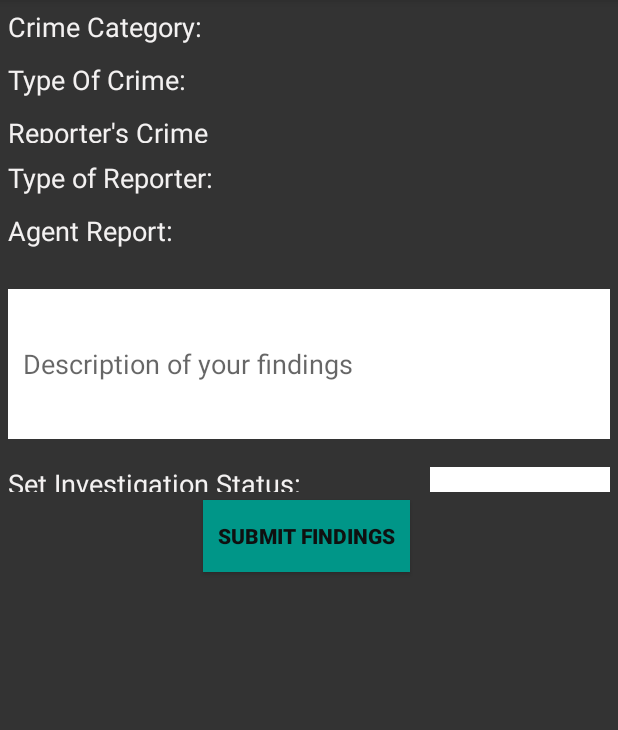
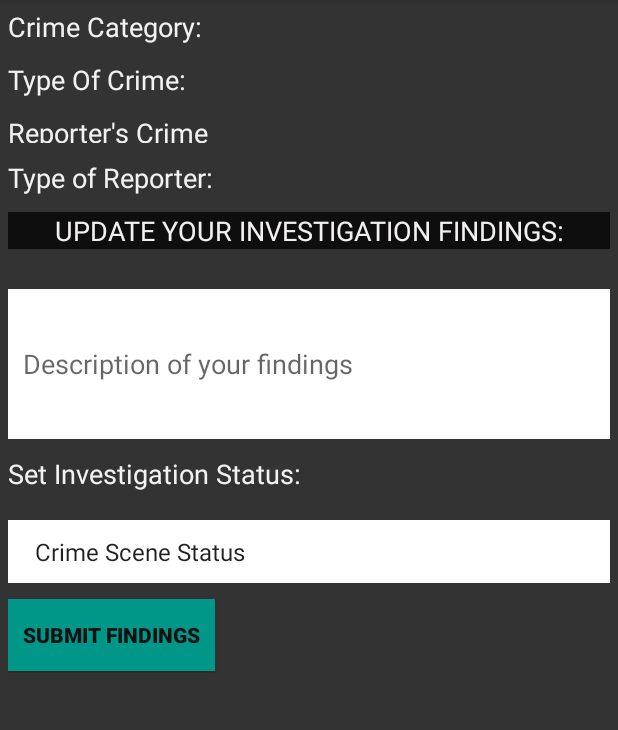
Before and after one commit to Jonnybuoy/Tujilinde, an Android app: the fragment AgentReceivedCrimeDetails placed in its activity, on a phone screen of 412 x 824 dp, the part 84-814 px from its top. Run offline under Robolectric (Android 15) with nearby library versions, the phone set to English and light mode, and no system bars; our stand-ins replace Firebase (no records; nobody signed in at launch, a user with empty details on screens opened directly); libraries missing offline, so code that uses them is left out: com.firebase.geofire; Roboto replaces fonts that are not available here; 2 statements that could not run were skipped.

Commit message:
Modify layout for agent received crime details.

```diff
--- a/app/src/main/java/com/example/tujilinde/AgentReceivedCrimeDetails.java
+++ b/app/src/main/java/com/example/tujilinde/AgentReceivedCrimeDetails.java
@@ -69,9 +69,9 @@ public class AgentReceivedCrimeDetails extends Fragment {
         mFindingsSubmit = mView.findViewById(R.id.findingsSubmitBtn);
 
         final List<String> reportStatus = new ArrayList<>();
-        reportStatus.add(0, "Set Crime Case Status");
+        reportStatus.add(0, "Crime Scene Status");
         reportStatus.add(1, "Under Investigation");
-        reportStatus.add(2, "Investigation Pending Outcome");
+        reportStatus.add(2, "False Crime Scene");
         reportStatus.add(3, "Investigation Closed");
 
         ArrayAdapter<String> dataAdapter1;
@@ -82,7 +82,7 @@ public class AgentReceivedCrimeDetails extends Fragment {
         mStatusCrime.setOnItemSelectedListener(new AdapterView.OnItemSelectedListener() {
             @Override
             public void onItemSelected(AdapterView<?> parent, View view, int position, long id) {
-                if(parent.getItemAtPosition(position).equals("Set Crime Case Status")){
+                if(parent.getItemAtPosition(position).equals("Crime Scene Status")){
                     mStatusCrime.setPrompt("You need to choose a selection");
                 }
                 else {
--- a/app/src/main/res/layout/agent_received_crime_details.xml
+++ b/app/src/main/res/layout/agent_received_crime_details.xml
@@ -124,9 +124,12 @@
 
             android:layout_width="match_parent"
             android:layout_height="match_parent"
+            android:layout_gravity="center"
             android:layout_weight="1"
+            android:background="#0E0E0E"
+            android:gravity="center"
             android:singleLine="true"
-            android:text="Agent Report:  "
+            android:text="UPDATE YOUR INVESTIGATION FINDINGS:"
             android:textAppearance="?android:attr/textAppearanceMedium"
             android:textColor="#F7FAF8F8" />
 
@@ -174,24 +177,47 @@
             android:textAppearance="?android:attr/textAppearanceMedium"
             android:textColor="#F7FAF8F8" />
 
+
+
+    </LinearLayout>
+
+    <LinearLayout
+        android:layout_width="match_parent"
+        android:layout_height="wrap_content"
+        android:orientation="horizontal"
+        android:padding="5dp"
+        android:weightSum="1">
+
         <Spinner
             android:id="@+id/spinnerStatus"
-            android:layout_width="wrap_content"
-            android:layout_height="match_parent"
+            android:layout_width="match_parent"
+            android:layout_height="wrap_content"
             android:layout_marginTop="8dp"
             android:layout_weight="1"
             android:background="@color/common_google_signin_btn_text_dark_default"
             android:dropDownWidth="wrap_content"
             android:ems="15"
-            android:hint="Set Crime Case Status"
+            android:hint="Set Crime Scene Status"
             android:padding="10dp"
             android:textColor="@android:color/black" />
 
 
 
 
+
+
     </LinearLayout>
 
+
+
+
+
+    <LinearLayout
+        android:layout_width="match_parent"
+        android:layout_height="wrap_content"
+        android:orientation="horizontal"
+        android:padding="5dp"
+        android:weightSum="1">
 
         <Button
             android:id="@+id/findingsSubmitBtn"
@@ -200,7 +226,7 @@
             android:layout_marginRight="1dp"
             android:layout_marginBottom="1dp"
             android:background="#009688"
-        android:layout_gravity="center"
+            android:layout_gravity="right"
             android:gravity="center"
             android:padding="10dp"
             android:text="SUBMIT FINDINGS"
@@ -208,4 +234,13 @@
             android:textStyle="bold" />
 
 
+
     </LinearLayout>
+
+
+
+
+
+
+
+</LinearLayout>
```
Lines whose indentation alone changed are shown as unchanged.
